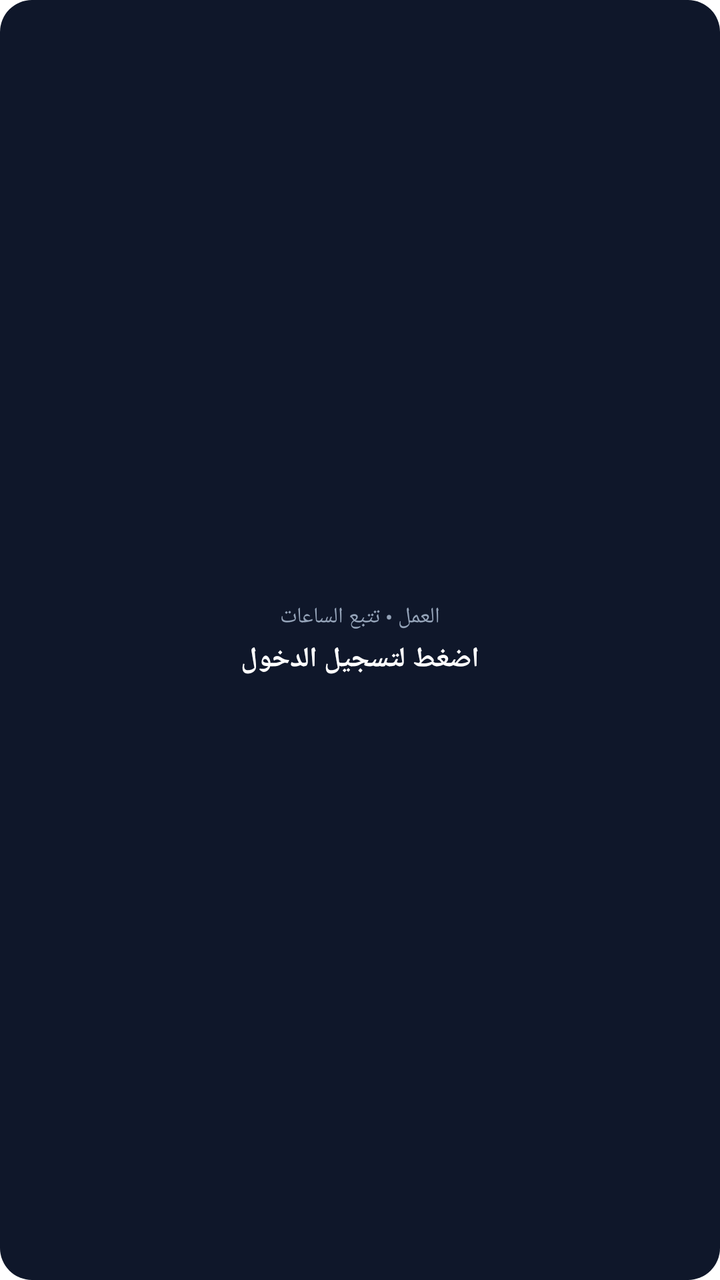
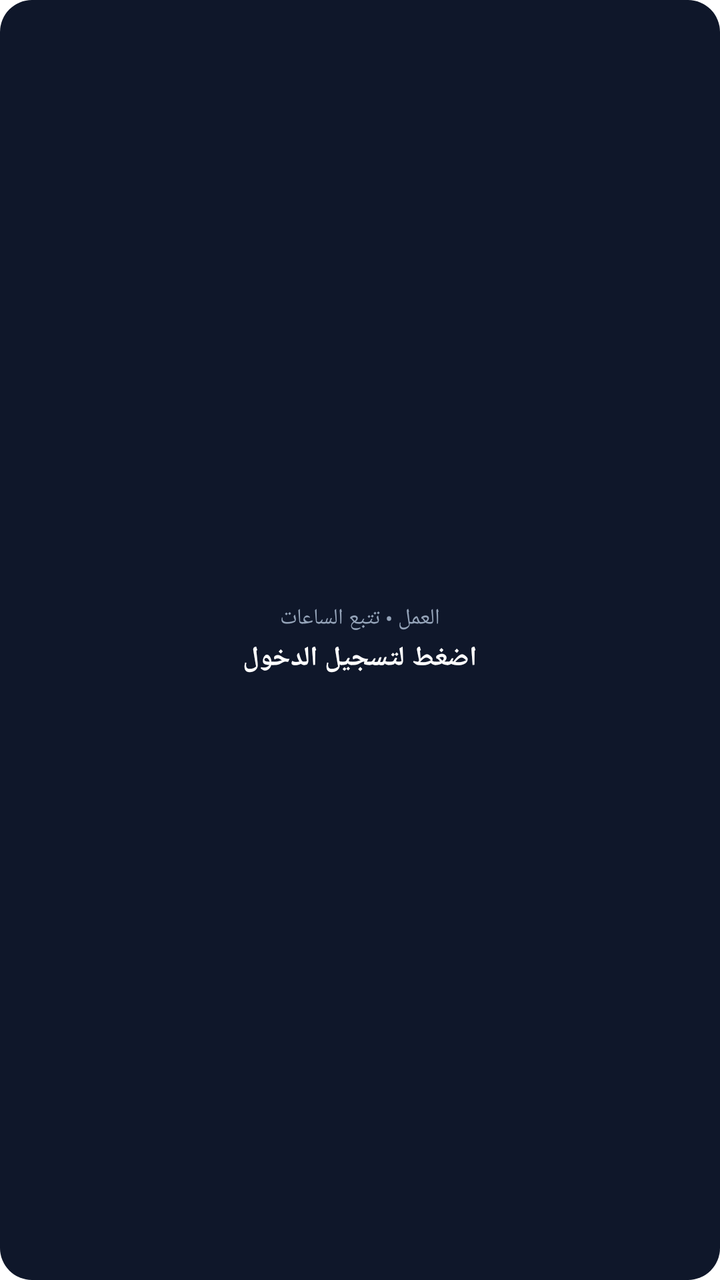

Compare the two renders of this Android layout. The source of the first and the diff that turns it into the second are given below.
<!-- AndroidManifest.xml: application theme Theme.Elamal -->
<!-- res/layout/widget_elamal.xml -->
<?xml version="1.0" encoding="utf-8"?>
<LinearLayout xmlns:android="http://schemas.android.com/apk/res/android"
    android:id="@+id/widget_root"
    android:layout_width="match_parent"
    android:layout_height="match_parent"
    android:background="@drawable/widget_bg_ready"
    android:gravity="center"
    android:orientation="vertical"
    android:padding="12dp">

    <TextView
        android:id="@+id/widget_title"
        android:layout_width="wrap_content"
        android:layout_height="wrap_content"
        android:text="العمل • تتبع الساعات"
        android:textColor="#94A3B8"
        android:textSize="11sp" />

    <TextView
        android:id="@+id/widget_status"
        android:layout_width="wrap_content"
        android:layout_height="wrap_content"
        android:layout_marginTop="4dp"
        android:gravity="center"
        android:text="اضغط لتسجيل الدخول"
        android:textColor="#FFFFFF"
        android:textSize="14sp"
        android:textStyle="bold" />
</LinearLayout>
<!-- resources referenced by this layout -->
<resources>
  <!-- drawable widget_bg_ready (drawable) -->
  <?xml version="1.0" encoding="utf-8"?>
  <shape xmlns:android="http://schemas.android.com/apk/res/android" android:shape="rectangle">
      <solid android:color="#0F172A" />
      <corners android:radius="16dp" />
  </shape>
  <style name="Theme.Elamal" parent="android:Theme.Material.Light.NoActionBar">
          <item name="android:statusBarColor">#059669</item>
          <item name="android:navigationBarColor">#FFFFFF</item>
          <item name="android:windowBackground">@android:color/white</item>
      </style>
</resources>

<!-- the commit's change to res/layout/widget_elamal.xml (unified diff, before → after) -->
@@ -6,7 +6,7 @@
     android:background="@drawable/widget_bg_ready"
     android:gravity="center"
     android:orientation="vertical"
-    android:padding="12dp">
+    android:padding="10dp">
 
     <TextView
         android:id="@+id/widget_title"
@@ -14,16 +14,17 @@
         android:layout_height="wrap_content"
         android:text="العمل • تتبع الساعات"
         android:textColor="#94A3B8"
-        android:textSize="11sp" />
+        android:textSize="11sp"
+        android:maxLines="1" />
 
     <TextView
         android:id="@+id/widget_status"
         android:layout_width="wrap_content"
         android:layout_height="wrap_content"
-        android:layout_marginTop="4dp"
+        android:layout_marginTop="3dp"
         android:gravity="center"
         android:text="اضغط لتسجيل الدخول"
         android:textColor="#FFFFFF"
-        android:textSize="14sp"
+        android:textSize="13.5sp"
         android:textStyle="bold" />
 </LinearLayout>
